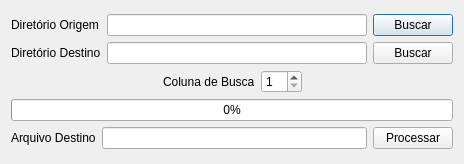
Qt form dialog.ui (OtavioPellicano/Contador-de-Itens) before a commit.
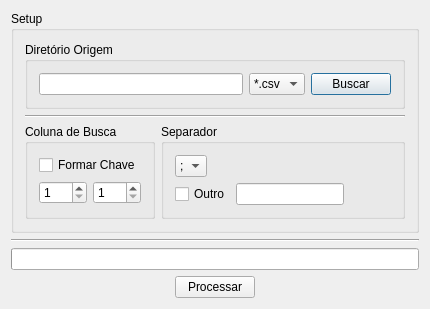
The same form after that commit.

Commit message: Grande alteracao do Layout. Cheio de bugs

```diff
--- a/dialog.ui
+++ b/dialog.ui
@@ -6,48 +6,51 @@
    <rect>
     <x>0</x>
     <y>0</y>
-    <width>464</width>
-    <height>164</height>
+    <width>430</width>
+    <height>294</height>
    </rect>
   </property>
   <property name="windowTitle">
    <string>Dialog</string>
   </property>
-  <layout class="QVBoxLayout" name="verticalLayout_5">
+  <layout class="QVBoxLayout" name="verticalLayout_10">
    <item>
-    <layout class="QVBoxLayout" name="verticalLayout_4">
+    <layout class="QVBoxLayout" name="verticalLayout_9">
      <item>
-      <layout class="QHBoxLayout" name="horizontalLayout">
+      <widget class="QGroupBox" name="groupBox">
+       <property name="title">
+        <string>Setup</string>
+       </property>
+       <layout class="QVBoxLayout" name="verticalLayout_7">
        <item>
-        <layout class="QVBoxLayout" name="verticalLayout">
+         <layout class="QVBoxLayout" name="verticalLayout_3">
          <item>
-          <widget class="QLabel" name="label_dir_in">
-           <property name="text">
+           <widget class="QGroupBox" name="groupBox_4">
+            <property name="title">
             <string>Diretório Origem</string>
            </property>
-          </widget>
-         </item>
+            <layout class="QVBoxLayout" name="verticalLayout_6">
          <item>
-          <widget class="QLabel" name="label_dir_out">
-           <property name="text">
-            <string>Diretório Destino</string>
-           </property>
-          </widget>
-         </item>
-        </layout>
-       </item>
-       <item>
-        <layout class="QVBoxLayout" name="verticalLayout_2">
+              <layout class="QHBoxLayout" name="horizontalLayout_2">
          <item>
           <widget class="QLineEdit" name="lineEdit_dir_in"/>
          </item>
          <item>
-          <widget class="QLineEdit" name="lineEdit_dir_out"/>
-         </item>
-        </layout>
-       </item>
+                <layout class="QHBoxLayout" name="horizontalLayout">
+                 <item>
+                  <widget class="QComboBox" name="comboBox_formato_in">
+                   <item>
+                    <property name="text">
+                     <string>*.csv</string>
+                    </property>
+                   </item>
        <item>
-        <layout class="QVBoxLayout" name="verticalLayout_3">
+                    <property name="text">
+                     <string>*.txt</string>
+                    </property>
+                   </item>
+                  </widget>
+                 </item>
          <item>
           <widget class="QPushButton" name="pushButton_dir_in">
            <property name="text">
@@ -55,41 +58,39 @@
            </property>
           </widget>
          </item>
-         <item>
-          <widget class="QPushButton" name="pushButton_dir_out">
-           <property name="text">
-            <string>Buscar</string>
-           </property>
-          </widget>
-         </item>
-        </layout>
-       </item>
-      </layout>
-     </item>
+                </layout>
+               </item>
+              </layout>
+             </item>
+            </layout>
+           </widget>
+          </item>
      <item>
-      <layout class="QHBoxLayout" name="horizontalLayout_4">
-       <item>
-        <spacer name="horizontalSpacer">
+           <widget class="Line" name="line">
          <property name="orientation">
           <enum>Qt::Horizontal</enum>
          </property>
-         <property name="sizeHint" stdset="0">
-          <size>
-           <width>40</width>
-           <height>20</height>
-          </size>
-         </property>
-        </spacer>
+           </widget>
        </item>
        <item>
-        <layout class="QHBoxLayout" name="horizontalLayout_3">
+           <layout class="QHBoxLayout" name="horizontalLayout_7">
          <item>
-          <widget class="QLabel" name="label_coluna_busca">
-           <property name="text">
+             <widget class="QGroupBox" name="groupBox_3">
+              <property name="title">
             <string>Coluna de Busca</string>
            </property>
-          </widget>
-         </item>
+              <layout class="QVBoxLayout" name="verticalLayout_5">
+               <item>
+                <layout class="QVBoxLayout" name="verticalLayout_4">
+                 <item>
+                  <widget class="QCheckBox" name="checkBox_formar_chave">
+                   <property name="text">
+                    <string>Formar Chave</string>
+                   </property>
+                  </widget>
+                 </item>
+                 <item>
+                  <layout class="QHBoxLayout" name="horizontalLayout_3">
          <item>
           <widget class="QSpinBox" name="spinBox_coluna_busca">
            <property name="minimum">
@@ -100,7 +101,80 @@
            </property>
           </widget>
          </item>
-        </layout>
+                   <item>
+                    <widget class="QSpinBox" name="spinBox_coluna_busca_2">
+                     <property name="minimum">
+                      <number>1</number>
+                     </property>
+                     <property name="value">
+                      <number>1</number>
+                     </property>
+                    </widget>
+                   </item>
+                  </layout>
+                 </item>
+                </layout>
+               </item>
+              </layout>
+             </widget>
+            </item>
+            <item>
+             <widget class="QGroupBox" name="groupBox_2">
+              <property name="title">
+               <string>Separador</string>
+              </property>
+              <layout class="QVBoxLayout" name="verticalLayout_2">
+               <item>
+                <layout class="QVBoxLayout" name="verticalLayout">
+                 <item>
+                  <layout class="QHBoxLayout" name="horizontalLayout_4">
+                   <item>
+                    <widget class="QComboBox" name="comboBox_separador">
+                     <item>
+                      <property name="text">
+                       <string>;</string>
+                      </property>
+                     </item>
+                     <item>
+                      <property name="text">
+                       <string>,</string>
+                      </property>
+                     </item>
+                     <item>
+                      <property name="text">
+                       <string>|</string>
+                      </property>
+                     </item>
+                    </widget>
+                   </item>
+                   <item>
+                    <spacer name="horizontalSpacer">
+                     <property name="orientation">
+                      <enum>Qt::Horizontal</enum>
+                     </property>
+                     <property name="sizeHint" stdset="0">
+                      <size>
+                       <width>40</width>
+                       <height>20</height>
+                      </size>
+                     </property>
+                    </spacer>
+                   </item>
+                  </layout>
+                 </item>
+                 <item>
+                  <layout class="QHBoxLayout" name="horizontalLayout_6">
+                   <item>
+                    <widget class="QCheckBox" name="checkBox_outro_separador">
+                     <property name="text">
+                      <string>Outro</string>
+                     </property>
+                    </widget>
+                   </item>
+                   <item>
+                    <layout class="QHBoxLayout" name="horizontalLayout_5">
+                     <item>
+                      <widget class="QLineEdit" name="lineEdit_outro_separador"/>
        </item>
        <item>
         <spacer name="horizontalSpacer_2">
@@ -117,30 +191,66 @@
        </item>
       </layout>
      </item>
+                  </layout>
+                 </item>
+                </layout>
+               </item>
+              </layout>
+             </widget>
+            </item>
+           </layout>
+          </item>
+         </layout>
+        </item>
+       </layout>
+      </widget>
+     </item>
+     <item>
+      <layout class="QVBoxLayout" name="verticalLayout_8">
+       <item>
+        <spacer name="verticalSpacer">
+         <property name="orientation">
+          <enum>Qt::Vertical</enum>
+         </property>
+         <property name="sizeHint" stdset="0">
+          <size>
+           <width>20</width>
+           <height>40</height>
+          </size>
+         </property>
+        </spacer>
+       </item>
+       <item>
+        <widget class="Line" name="line_2">
+         <property name="orientation">
+          <enum>Qt::Horizontal</enum>
+         </property>
+        </widget>
+       </item>
      <item>
       <widget class="QProgressBar" name="progressBar">
        <property name="value">
         <number>0</number>
        </property>
-       <property name="alignment">
-        <set>Qt::AlignCenter</set>
-       </property>
        <property name="textVisible">
-        <bool>true</bool>
+          <bool>false</bool>
        </property>
       </widget>
      </item>
      <item>
-      <layout class="QHBoxLayout" name="horizontalLayout_2">
+        <layout class="QHBoxLayout" name="horizontalLayout_8">
        <item>
-        <widget class="QLabel" name="label_arq_saida">
-         <property name="text">
-          <string>Arquivo Destino</string>
-         </property>
-        </widget>
-       </item>
-       <item>
-        <widget class="QLineEdit" name="lineEdit_arq_saida"/>
+          <spacer name="horizontalSpacer_3">
+           <property name="orientation">
+            <enum>Qt::Horizontal</enum>
+           </property>
+           <property name="sizeHint" stdset="0">
+            <size>
+             <width>40</width>
+             <height>20</height>
+            </size>
+           </property>
+          </spacer>
        </item>
        <item>
         <widget class="QPushButton" name="pushButton_arq_saida">
@@ -148,6 +258,21 @@
           <string>Processar</string>
          </property>
         </widget>
+         </item>
+         <item>
+          <spacer name="horizontalSpacer_4">
+           <property name="orientation">
+            <enum>Qt::Horizontal</enum>
+           </property>
+           <property name="sizeHint" stdset="0">
+            <size>
+             <width>40</width>
+             <height>20</height>
+            </size>
+           </property>
+          </spacer>
+         </item>
+        </layout>
        </item>
       </layout>
      </item>
```
Lines whose indentation alone changed are shown as unchanged. The commit also changes 5 other files.
